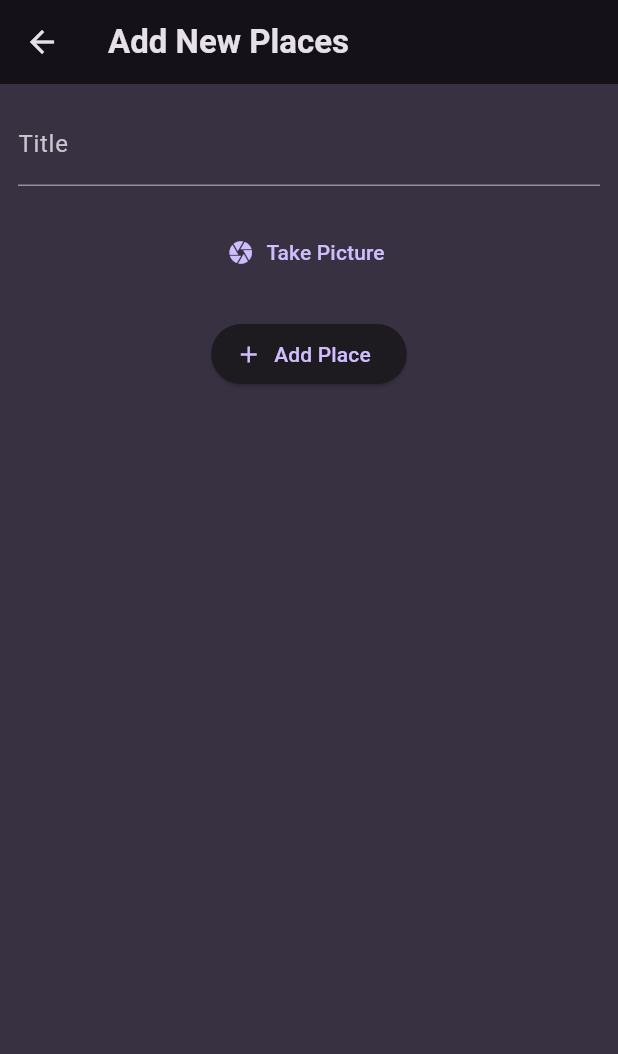
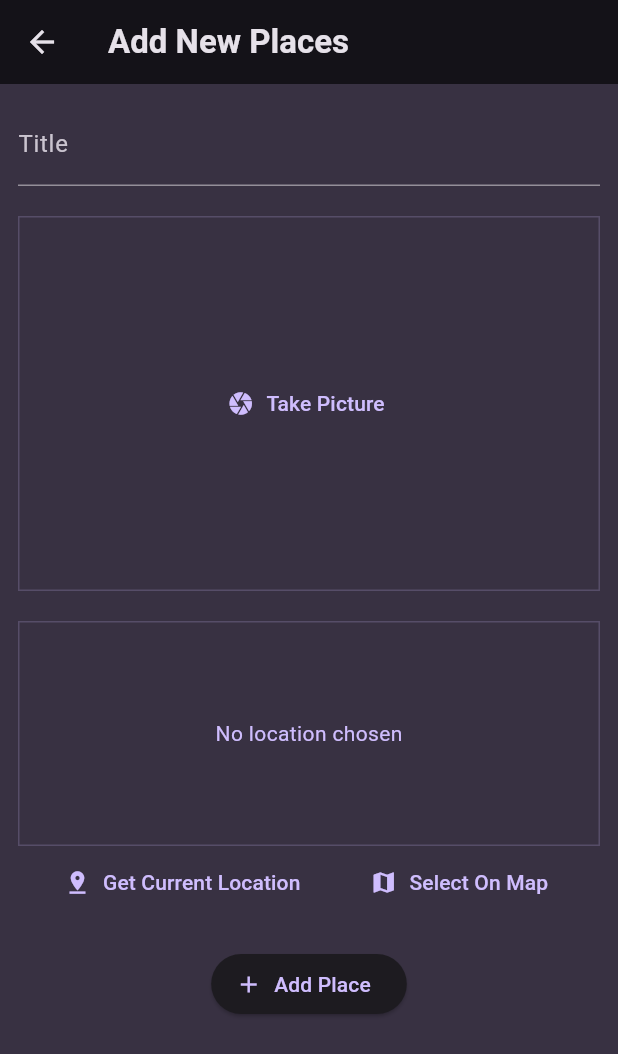
Before and after one commit to cintajay/favourite_places, a Flutter app: the AddPlaceScreen screen opened directly, on a phone screen of 412 x 824 dp. Shown: the top 1054 px of the screen. Run offline on Flutter 3.47's test engine with Material 3 defaults, Android fonts, the phone set to English and light mode, and no system bars; our stand-ins replace flutter_riverpod, google_fonts, image_picker, location.

Commit message:
UI, getting current location

```diff
--- a/lib/screens/add_place.dart
+++ b/lib/screens/add_place.dart
@@ -2,6 +2,7 @@ import 'dart:io';
 import 'package:favourite_places/models/place.dart';
 import 'package:favourite_places/providers/places.dart';
 import 'package:favourite_places/widgets/image_picker.dart';
+import 'package:favourite_places/widgets/location_picker.dart';
 import 'package:flutter/material.dart';
 import 'package:flutter_riverpod/flutter_riverpod.dart';
 
@@ -59,6 +60,7 @@ class _AddPlaceScreenState extends ConsumerState<AddPlaceScreen> {
                 _selectedImage = image;
               }
             ),
+            LocationPickerItem(),
             ElevatedButton.icon(
               onPressed: _savePlace,
               icon: const Icon(Icons.add),
--- a/lib/widgets/image_picker.dart
+++ b/lib/widgets/image_picker.dart
@@ -30,16 +30,29 @@ class _ImagePickerItemState extends State<ImagePickerItem> {
 
   @override
   Widget build(BuildContext context) {
-    return _selectedImage == null
-        ? TextButton.icon(
+    Widget content = TextButton.icon(
           onPressed: _openCamera,
           icon: const Icon(Icons.camera),
           label: const Text('Take Picture'),
-        )
-        : Container(height: 250,
+        );
+
+    if (_selectedImage != null) {
+      content = GestureDetector(
+          onTap: _openCamera,
+          child: Image.file(
+            _selectedImage!,
+            fit: BoxFit.cover,
+            width: double.infinity,
+        ),
+      );
+    }
+
+    return Container(
+        height: 250,
         width: double.infinity,
         alignment: Alignment.center,
-        child: Image.file(_selectedImage!)
+        decoration: BoxDecoration(border: Border.all(color: Theme.of(context).colorScheme.primary.withOpacity(0.2))),
+        child: content
     );
   }
 }
--- /dev/null
+++ b/lib/widgets/location_picker.dart
@@ -0,0 +1,72 @@
+import 'package:flutter/material.dart';
+import 'package:location/location.dart';
+
+class LocationPickerItem extends StatefulWidget {
+  const LocationPickerItem({super.key});
+
+  @override
+  State<LocationPickerItem> createState() => _LocationPickerState();
+}
+
+class _LocationPickerState extends State<LocationPickerItem> {
+  bool _isLoading = false;
+
+  void _getCurrentLocation() async {
+    Location location = Location();
+
+    bool serviceEnabled;
+    PermissionStatus permissionGranted;
+    LocationData locationData;
+
+    serviceEnabled = await location.serviceEnabled();
+    if (!serviceEnabled) {
+      serviceEnabled = await location.requestService();
+      if (!serviceEnabled) {
+        return;
+      }
+    }
+
+    permissionGranted = await location.hasPermission();
+    if (permissionGranted == PermissionStatus.denied) {
+      permissionGranted = await location.requestPermission();
+      if (permissionGranted != PermissionStatus.granted) {
+        return;
+      }
+    }
+
+  setState(() {
+    _isLoading = true;
+  });
+
+    locationData = await location.getLocation();
+    print("locationData=$locationData");
+
+    setState(() {
+      _isLoading = false;
+    });
+  }
+
+  @override
+  Widget build(BuildContext context) {
+    Widget noLocation = Text("No location chosen", style: TextStyle(color: Theme.of(context).colorScheme.primary),);
+
+    return Column(
+      children: [
+        Container(
+        height: 150,
+        width: double.infinity,
+        alignment: Alignment.center,
+        decoration: BoxDecoration(border: Border.all(color: Theme.of(context).colorScheme.primary.withOpacity(0.2))),
+        child: _isLoading ? const CircularProgressIndicator() : noLocation
+        ),
+        Row(
+          mainAxisAlignment: MainAxisAlignment.spaceEvenly,
+          children: [
+            TextButton.icon(onPressed: _getCurrentLocation, label: Text("Get Current Location"), icon: Icon(Icons.pin_drop,)),
+            TextButton.icon(onPressed: () {}, label: Text("Select On Map"), icon: Icon(Icons.map,))
+          ],
+        )
+      ],
+    );
+  }
+}
--- a/pubspec.yaml
+++ b/pubspec.yaml
@@ -37,6 +37,7 @@ dependencies:
   google_fonts: ^6.2.1
   flutter_riverpod: ^2.6.1
   image_picker: ^1.1.2
+  location: ^8.0.0
 
 dev_dependencies:
   flutter_test:
```
Also changed, not shown: pubspec.lock, 1 other file.
